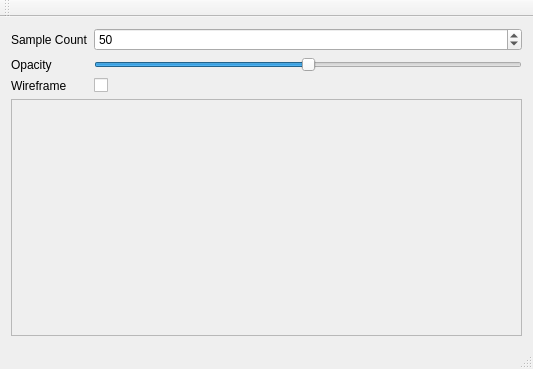
First picture: the form in application/MainWindow.ui, repository lstolt9812/Lauren_Stolt_Final_Project, before the edit.
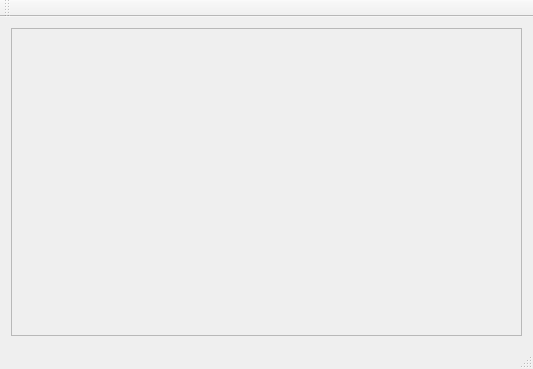
Second picture: the form after the edit.

```diff
--- a/application/MainWindow.ui
+++ b/application/MainWindow.ui
@@ -15,65 +15,7 @@
   </property>
   <widget class="QWidget" name="centralWidget">
    <layout class="QGridLayout" name="gridLayout">
-    <item row="0" column="0">
-     <layout class="QGridLayout" name="gridLayout_2">
-      <item row="1" column="0">
-       <widget class="QLabel" name="label_2">
-        <property name="text">
-         <string>Opacity</string>
-        </property>
-       </widget>
-      </item>
-      <item row="3" column="0">
-       <widget class="QLabel" name="label_3">
-        <property name="text">
-         <string>Wireframe</string>
-        </property>
-       </widget>
-      </item>
-      <item row="0" column="0">
-       <widget class="QLabel" name="label">
-        <property name="text">
-         <string>Sample Count</string>
-        </property>
-       </widget>
-      </item>
-      <item row="0" column="2">
-       <widget class="QSpinBox" name="sampleCountSpinBox">
-        <property name="minimum">
-         <number>2</number>
-        </property>
-        <property name="maximum">
-         <number>200</number>
-        </property>
-        <property name="value">
-         <number>50</number>
-        </property>
-       </widget>
-      </item>
-      <item row="1" column="2">
-       <widget class="QSlider" name="opacitySlider">
-        <property name="maximum">
-         <number>100</number>
-        </property>
-        <property name="value">
-         <number>50</number>
-        </property>
-        <property name="orientation">
-         <enum>Qt::Orientation::Horizontal</enum>
-        </property>
-       </widget>
-      </item>
-      <item row="3" column="2">
-       <widget class="QCheckBox" name="wireframeCheckBox">
-        <property name="text">
-         <string/>
-        </property>
-       </widget>
-      </item>
-     </layout>
-    </item>
-    <item row="4" column="0" rowspan="4">
+    <item row="3" column="0" rowspan="4">
      <widget class="QFrame" name="frame">
       <property name="frameShape">
        <enum>QFrame::Shape::StyledPanel</enum>
```
